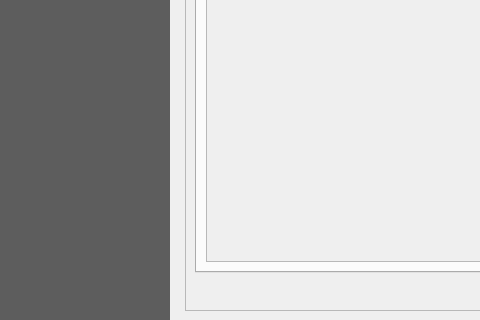
Old version of the form views/PluginDialog.ui in the repository S-P-A-N-N-E-R-S/Frontend; both pictures show x 0 to 480 and y 580 to 900 of the 1100 by 900 pixel window.
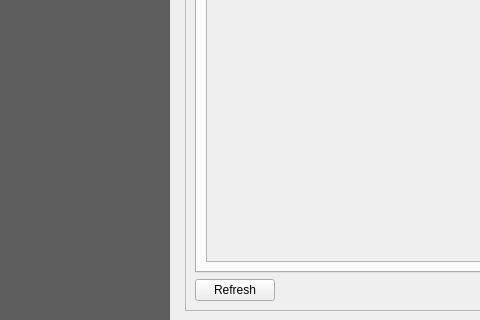
New version of the form. The open tabs and pages were chosen to show the change. Icons and pictures are not drawn. Custom widgets are drawn as their Qt base class.

Commit message: Add analysis refresh

```diff
--- a/views/PluginDialog.ui
+++ b/views/PluginDialog.ui
@@ -1513,6 +1513,16 @@
                 </item>
                 <item>
                  <layout class="QHBoxLayout" name="horizontalLayout_11">
+                  <item>
+                   <widget class="QPushButton" name="ogdf_analysis_refresh_btn">
+                    <property name="toolTip">
+                     <string>Refresh analysis list</string>
+                    </property>
+                    <property name="text">
+                     <string>Refresh</string>
+                    </property>
+                   </widget>
+                  </item>
                   <item>
                    <spacer name="horizontalSpacer_2">
                     <property name="orientation">
```
The commit also changes 3 other files.
